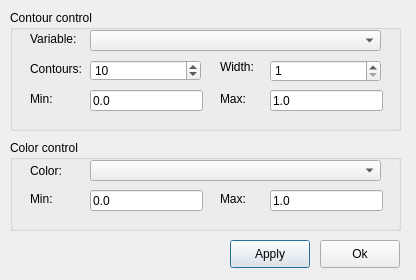
Qt form ElmerGUI/vtkpost/isocontour.ui (tehnick/elmerfem) before a commit.
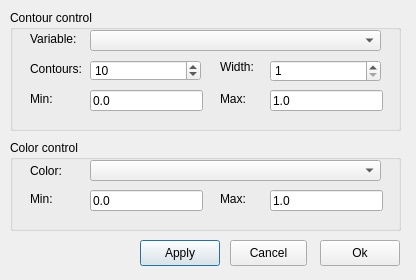
The same form after that commit. Icons and pictures are not drawn.

```diff
--- a/ElmerGUI/vtkpost/isocontour.ui
+++ b/ElmerGUI/vtkpost/isocontour.ui
@@ -15,10 +15,10 @@
   <widget class="QPushButton" name="applyButton" >
    <property name="geometry" >
     <rect>
-     <x>230</x>
+     <x>140</x>
      <y>240</y>
      <width>80</width>
-     <height>28</height>
+     <height>26</height>
     </rect>
    </property>
    <property name="text" >
@@ -37,7 +37,7 @@
      <x>320</x>
      <y>240</y>
      <width>80</width>
-     <height>28</height>
+     <height>26</height>
     </rect>
    </property>
    <property name="text" >
@@ -281,6 +281,22 @@
     </property>
    </widget>
   </widget>
+  <widget class="QPushButton" name="cancelButton" >
+   <property name="geometry" >
+    <rect>
+     <x>230</x>
+     <y>240</y>
+     <width>77</width>
+     <height>26</height>
+    </rect>
+   </property>
+   <property name="text" >
+    <string>Cancel</string>
+   </property>
+   <property name="icon" >
+    <iconset resource="../ElmerGUI.qrc" >:/icons/dialog-close.png</iconset>
+   </property>
+  </widget>
  </widget>
  <resources>
   <include location="../ElmerGUI.qrc" />
```
